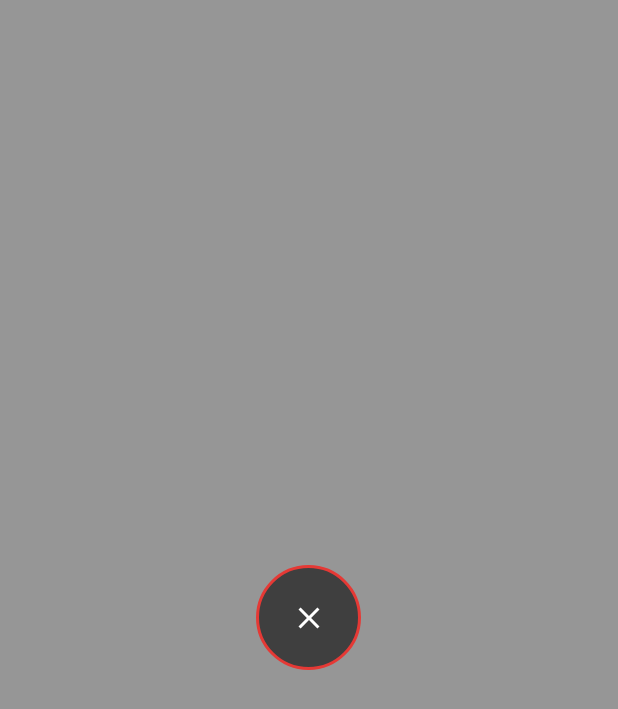
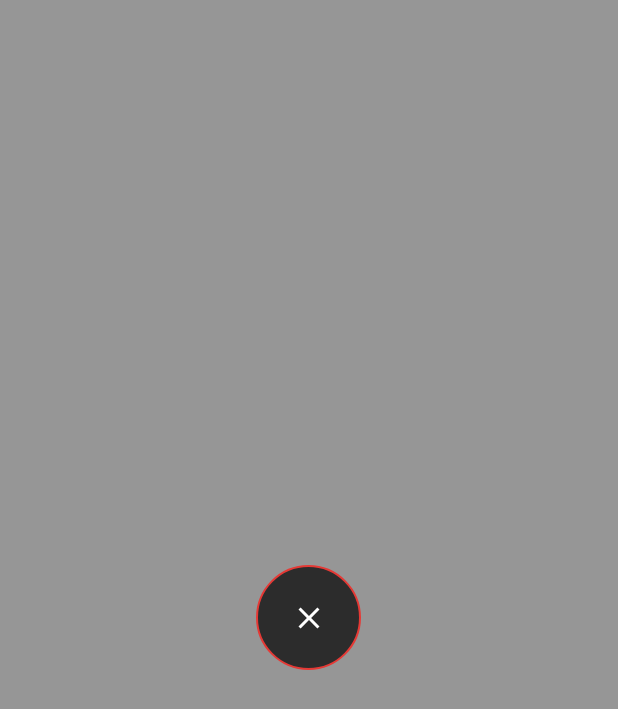
Before and after one commit to caterpie62-a11y/GestureControl, an Android app built with Jetpack Compose: the layout radial_menu.xml on its own in the app's theme, with its tools: preview values and no code run, on a phone screen of 412 x 824 dp. Shown: the top 709 px of the screen. Run offline under Robolectric (Android 15) with nearby library versions, the phone set to English and light mode, and no system bars.

Commit message:
Update menu_button_glass.xml

```diff
--- a/app/src/main/res/drawable/menu_button_glass.xml
+++ b/app/src/main/res/drawable/menu_button_glass.xml
@@ -1,11 +1,6 @@
 <?xml version="1.0" encoding="utf-8"?>
 <shape xmlns:android="http://schemas.android.com/apk/res/android"
     android:shape="oval">
-    <solid android:color="#B31A1A1A" />
-    <stroke
-        android:width="2dp"
-        android:color="#FFE53935" />
-    <size
-        android:width="70dp"
-        android:height="70dp" />
+    <solid android:color="#D91A1A1A" />
+    <stroke android:width="1.5dp" android:color="#FFE53935" />
 </shape>
```
